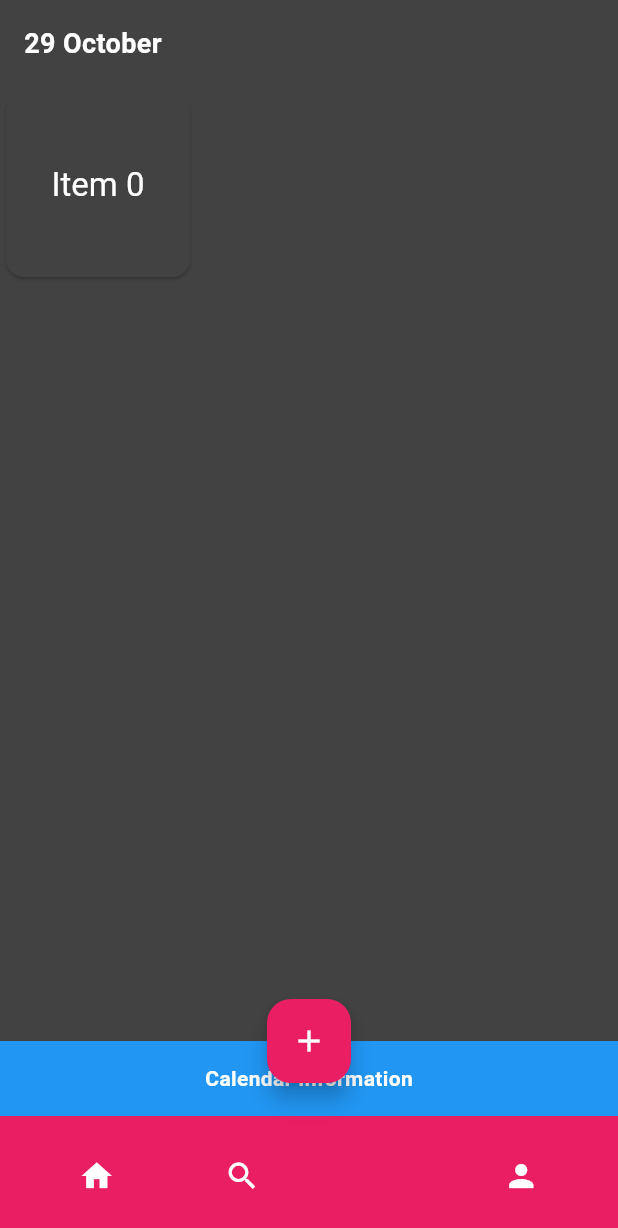
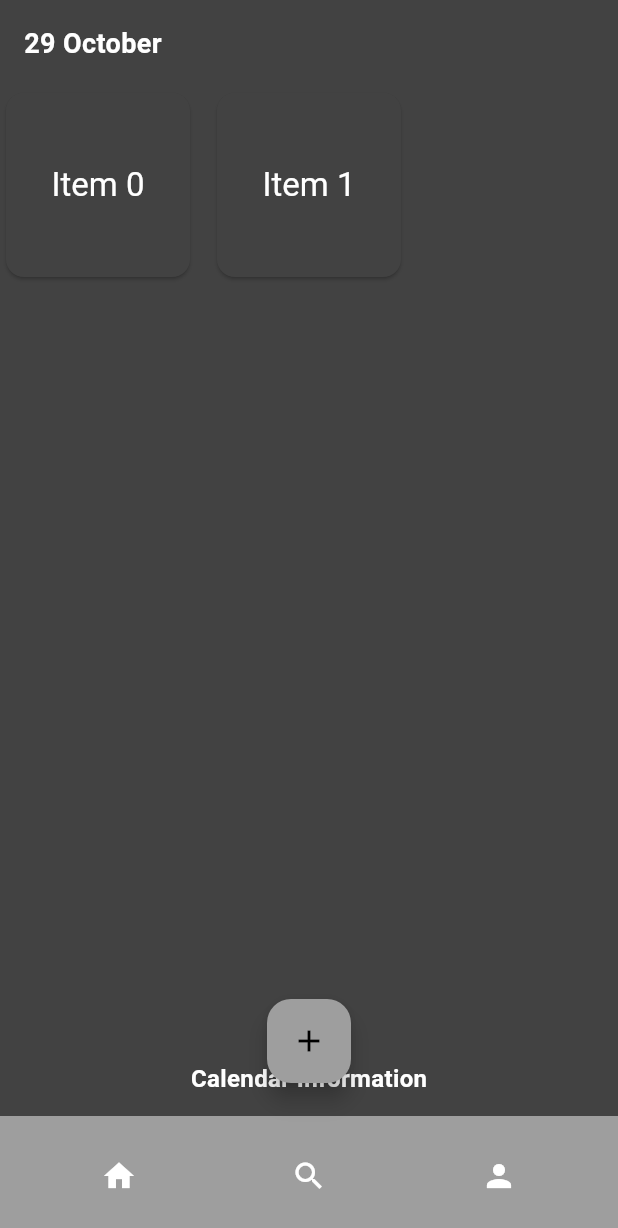
Before and after one commit to lethiwe-mwendwa/Moduleo-HAD23, a Flutter app: the screen it shows after launch, after a tap on the "add" icon, on a phone screen of 412 x 824 dp. Shown: the top 1228 px of the screen. Run offline on Flutter 3.47's test engine with Material 2 defaults, Android fonts, the phone set to English and light mode, and no system bars.

Commit message:
Stuff and things

```diff
--- a/lib/main.dart
+++ b/lib/main.dart
@@ -4,30 +4,29 @@
 import 'widgets/bottom_nav_bar.dart';
 import 'widgets/calendar_info_widget.dart';
 
-void main() {
-  runApp(const MyApp());
-}
+void main() => runApp(MaterialApp(home: MyApp()));
 
 class MyApp extends StatelessWidget {
   const MyApp({Key? key}) : super(key: key);
 
   @override
-  Widget build(BuildContext context) {
-    return MaterialApp(
+  Widget build(BuildContext context) => MaterialApp(
         title: 'Flutter Demo',
-      theme: ThemeData(
+        theme: _buildThemeData(),
+        home: MyHomePage(title: 'Flutter Demo Home Page'),
+      );
+
+  ThemeData _buildThemeData() => ThemeData(
         colorScheme: ColorScheme.fromSwatch(
-            primarySwatch: Colors.pink, brightness: Brightness.dark),
+          primarySwatch: Colors.grey,
+          brightness: Brightness.dark,
+        ),
         useMaterial3: true,
-      ),
-      home: const MyHomePage(title: 'Flutter Demo Home Page'),
       );
-  }
 }
 
 class MyHomePage extends StatefulWidget {
   final String title;
-
   const MyHomePage({Key? key, required this.title}) : super(key: key);
 
   @override
@@ -35,24 +34,28 @@
 }
 
 class _MyHomePageState extends State<MyHomePage> {
-  int _counter = 0;
-
-  void _incrementCounter() {
-    setState(() {
-      _counter++;
-    });
-  }
+  int _counter = 1;
 
   @override
-  Widget build(BuildContext context) {
-    return Scaffold(
+  Widget build(BuildContext context) => Scaffold(
         body: SafeArea(
           child: Column(
             crossAxisAlignment: CrossAxisAlignment.start,
             children: <Widget>[
-            DateHeaderWidget(),
-            Expanded(
-              child: GridView.builder(
+              const DateHeaderWidget(),
+              _buildGridView(),
+            ],
+          ),
+        ),
+        floatingActionButton: _buildFloatingActionButton(),
+        floatingActionButtonLocation: FloatingActionButtonLocation.centerDocked,
+        bottomNavigationBar: const BottomNavBar(),
+        bottomSheet: const CalendarInfoWidget(),
+      );
+
+  Widget _buildGridView() => Expanded(
+        child: LayoutBuilder(
+          builder: (context, constraints) => GridView.builder(
             gridDelegate: SliverGridDelegateWithMaxCrossAxisExtent(
               maxCrossAxisExtent: 150,
               crossAxisSpacing: 10,
@@ -62,17 +65,11 @@
             itemBuilder: (context, index) => GridItemWidget(index: index),
           ),
         ),
-          ],
-        ),
-      ),
-      floatingActionButton: FloatingActionButton(
-        onPressed: _incrementCounter,
-        tooltip: 'Increment',
+      );
+
+  Widget _buildFloatingActionButton() => FloatingActionButton(
+        onPressed: () => setState(() => _counter++),
+        tooltip: 'Add Item',
         child: const Icon(Icons.add),
-      ),
-      floatingActionButtonLocation: FloatingActionButtonLocation.centerDocked,
-      bottomNavigationBar: BottomNavBar(),
-      bottomSheet: CalendarInfoWidget(isVisible: _counter > 0),
       );
 }
-}
--- a/lib/widgets/bottom_nav_bar.dart
+++ b/lib/widgets/bottom_nav_bar.dart
@@ -1,38 +1,28 @@
 import 'package:flutter/material.dart';
 
 class BottomNavBar extends StatelessWidget {
+  const BottomNavBar({Key? key}) : super(key: key);
+
   @override
-  Widget build(BuildContext context) {
-    return BottomAppBar(
+  Widget build(BuildContext context) => BottomAppBar(
         color: Theme.of(context).colorScheme.primary,
-      shape: CircularNotchedRectangle(),
-      child: Container(
+        shape: const CircularNotchedRectangle(),
+        child: SizedBox(
           height: 60.0,
           child: Row(
             mainAxisAlignment: MainAxisAlignment.spaceAround,
             children: <Widget>[
               IconButton(
-              icon: Icon(Icons.home),
-              onPressed: () {
-                // Handle home button tap
-              },
-            ),
+                  icon: const Icon(Icons.home),
+                  onPressed: () {/* Handle home button tap */}),
               IconButton(
-              icon: Icon(Icons.search),
-              onPressed: () {
-                // Handle search button tap
-              },
-            ),
-            SizedBox(width: 40.0),
+                  icon: const Icon(Icons.search),
+                  onPressed: () {/* Handle search button tap */}),
               IconButton(
-              icon: Icon(Icons.person),
-              onPressed: () {
-                // Handle profile button tap
-              },
-            ),
+                  icon: const Icon(Icons.person),
+                  onPressed: () {/* Handle profile button tap */}),
             ],
           ),
         ),
       );
 }
-}
--- a/lib/widgets/calendar_info_widget.dart
+++ b/lib/widgets/calendar_info_widget.dart
@@ -1,22 +1,19 @@
 import 'package:flutter/material.dart';
 
 class CalendarInfoWidget extends StatelessWidget {
-  final bool isVisible;
-
-  CalendarInfoWidget({required this.isVisible});
+  const CalendarInfoWidget({Key? key}) : super(key: key);
 
   @override
-  Widget build(BuildContext context) {
-    return AnimatedContainer(
-      duration: Duration(milliseconds: 300),
-      height: isVisible ? 50 : 0,
-      color: Colors.blue,
-      child: Center(
-        child: Text(
-          'Calendar Information',
-          style: TextStyle(color: Colors.white, fontWeight: FontWeight.bold),
+  Widget build(BuildContext context) => Container(
+        height: 50,
+        child: Center(
+          child: Text(
+            'Calendar Information',
+            style: TextStyle(
+                color: Colors.white,
+                fontWeight: FontWeight.bold,
+                fontSize: 16.0),
+          ),
         ),
-      ),
-    );
-  }
+      );
 }
--- a/lib/widgets/date_header_widget.dart
+++ b/lib/widgets/date_header_widget.dart
@@ -2,19 +2,17 @@ import 'package:flutter/material.dart';
 import 'package:intl/intl.dart';
 
 class DateHeaderWidget extends StatelessWidget {
+  const DateHeaderWidget({Key? key}) : super(key: key);
+
   @override
   Widget build(BuildContext context) {
-    DateTime currentDate = DateTime.now();
-    String formattedDate = DateFormat('d MMMM').format(currentDate);
+    final formattedDate = DateFormat('d MMMM').format(DateTime.now());
 
     return Padding(
-      padding: EdgeInsets.all(16.0),
+      padding: const EdgeInsets.all(16.0),
       child: Text(
         formattedDate,
-        style: TextStyle(
-          fontSize: 18,
-          fontWeight: FontWeight.bold,
-        ),
+        style: const TextStyle(fontSize: 18, fontWeight: FontWeight.bold),
       ),
     );
   }
```
Lines whose indentation alone changed are shown as unchanged.
